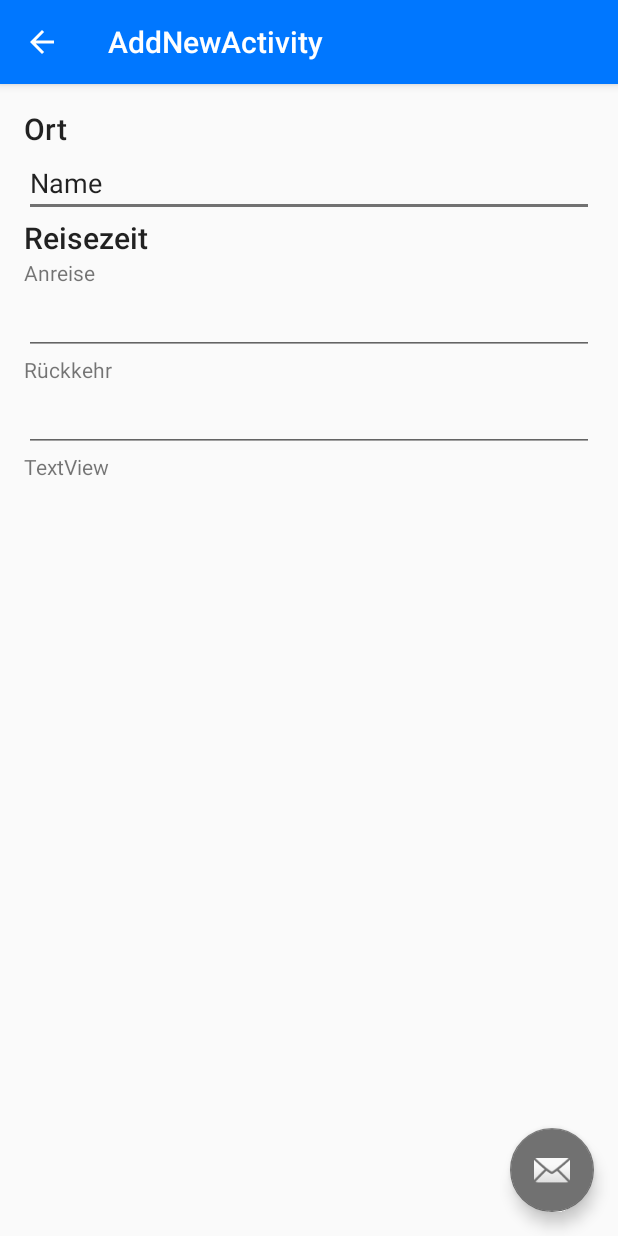
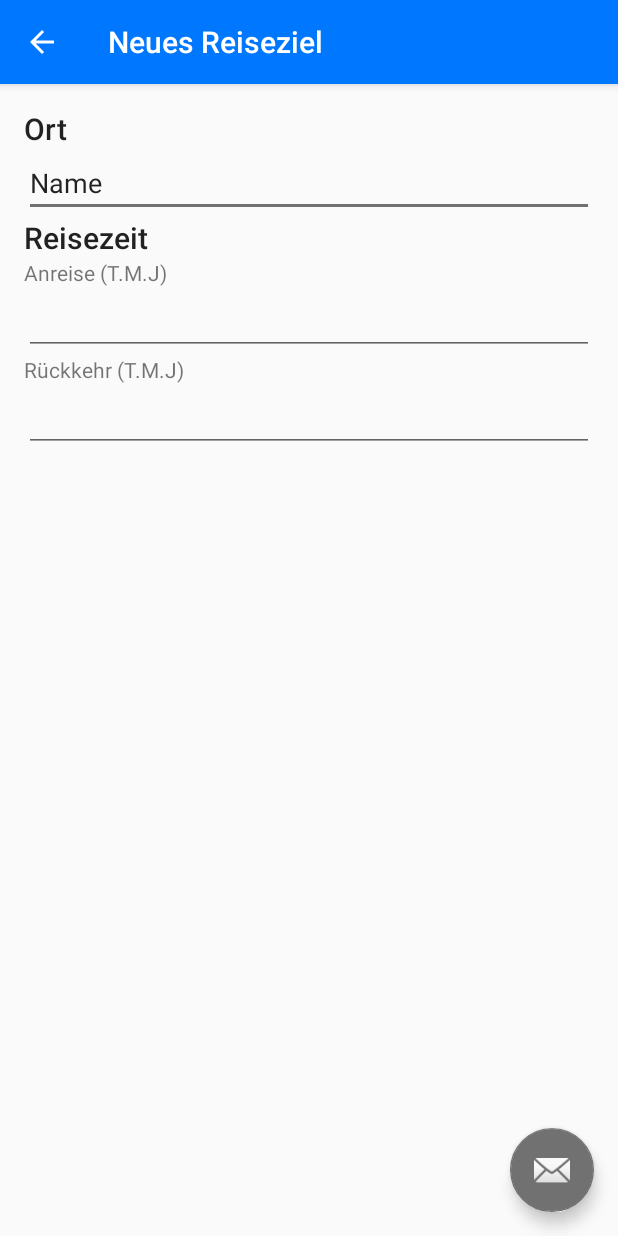
Before and after one commit to cheinisch/packliste, an Android app: the AddNewActivityFragment screen opened directly, with no data from a screen before it, on a phone screen of 412 x 824 dp. Run offline under Robolectric (Android 15) with nearby library versions, the phone set to English and light mode, and no system bars.

```diff
--- a/app/build.gradle
+++ b/app/build.gradle
@@ -7,8 +7,8 @@ android {
         applicationId "de.christian_heinisch.packliste"
         minSdkVersion 23
         targetSdkVersion 25
-        versionCode 1
-        versionName "1.0"
+        versionCode 2
+        versionName "0.0.1"
         testInstrumentationRunner "android.support.test.runner.AndroidJUnitRunner"
     }
     buildTypes {
--- a/app/src/main/res/layout/fragment_add_new.xml
+++ b/app/src/main/res/layout/fragment_add_new.xml
@@ -15,7 +15,9 @@
     <LinearLayout
         android:orientation="vertical"
         android:layout_width="match_parent"
-        android:layout_height="match_parent">
+        android:layout_height="match_parent"
+        android:layout_alignParentTop="true"
+        android:layout_alignParentStart="true">
 
         <TextView
             android:text="Ort"
@@ -40,7 +42,7 @@
             android:textAppearance="@android:style/TextAppearance.Material.Title" />
 
         <TextView
-            android:text="Anreise"
+            android:text="Anreise (T.M.J)"
             android:layout_width="match_parent"
             android:layout_height="wrap_content"
             android:id="@+id/textView4" />
@@ -53,7 +55,7 @@
             android:id="@+id/editText4" />
 
         <TextView
-            android:text="Rückkehr"
+            android:text="Rückkehr (T.M.J)"
             android:layout_width="match_parent"
             android:layout_height="wrap_content"
             android:id="@+id/textView5" />
@@ -65,11 +67,5 @@
             android:ems="10"
             android:id="@+id/editText5" />
 
-        <TextView
-            android:text="TextView"
-            android:layout_width="match_parent"
-            android:layout_height="wrap_content"
-            android:id="@+id/textView6" />
-
     </LinearLayout>
 </RelativeLayout>
--- a/app/src/main/res/values/strings.xml
+++ b/app/src/main/res/values/strings.xml
@@ -8,7 +8,7 @@
 
     <!-- TODO: Remove or change this placeholder text -->
     <string name="hello_blank_fragment">Hello blank fragment</string>
-    <string name="title_activity_about">AboutActivity</string>
+    <string name="title_activity_about">Über diese APP</string>
     <string name="section_format">Hello World from section: %1$d</string>
-    <string name="title_activity_add_new">AddNewActivity</string>
+    <string name="title_activity_add_new">Neues Reiseziel</string>
 </resources>
```
